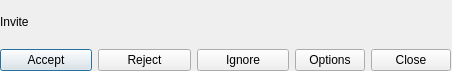
The window that ui/invite.ui (gitter-badger/simplechatclient) describes before a commit, drawn with Qt 5.
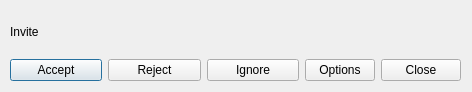
The same window after the commit. Icons and pictures are not drawn.

The edit to the form file:
```diff
--- a/ui/invite.ui
+++ b/ui/invite.ui
@@ -6,20 +6,20 @@
    <rect>
     <x>0</x>
     <y>0</y>
-    <width>452</width>
-    <height>71</height>
+    <width>472</width>
+    <height>92</height>
    </rect>
   </property>
   <property name="minimumSize">
    <size>
-    <width>452</width>
-    <height>71</height>
+    <width>472</width>
+    <height>92</height>
    </size>
   </property>
   <property name="maximumSize">
    <size>
-    <width>452</width>
-    <height>71</height>
+    <width>472</width>
+    <height>92</height>
    </size>
   </property>
   <property name="windowTitle">
@@ -32,8 +32,8 @@
   <widget class="QWidget" name="verticalLayoutWidget">
    <property name="geometry">
     <rect>
-     <x>0</x>
-     <y>0</y>
+     <x>10</x>
+     <y>10</y>
      <width>451</width>
      <height>71</height>
     </rect>
```
